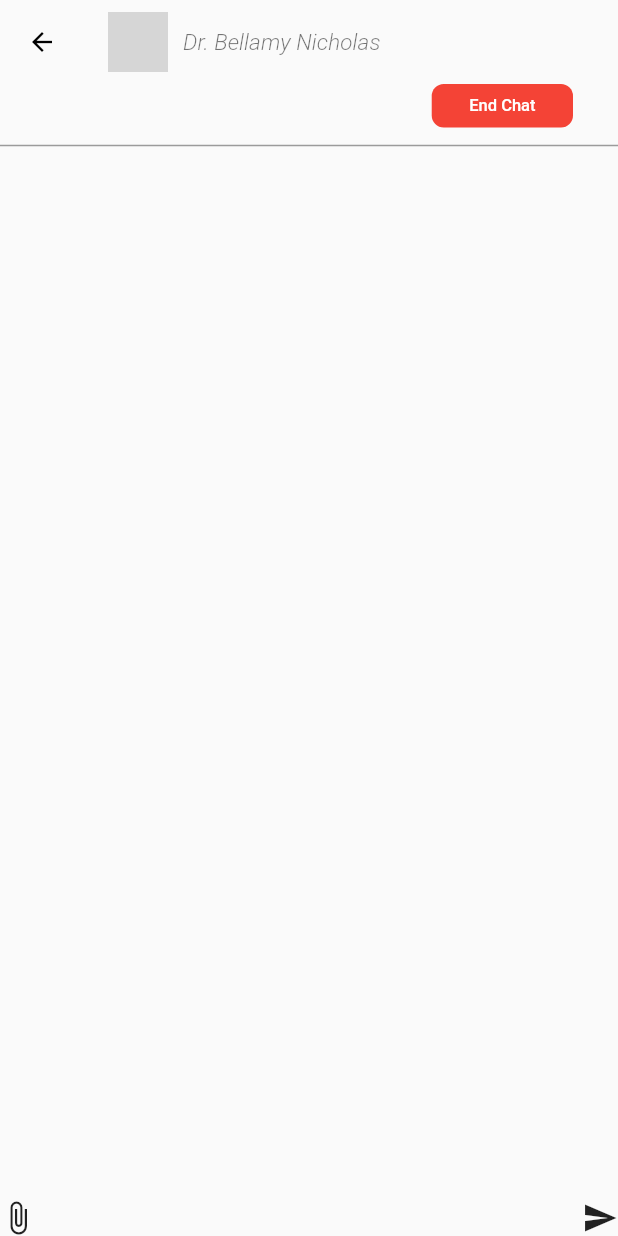
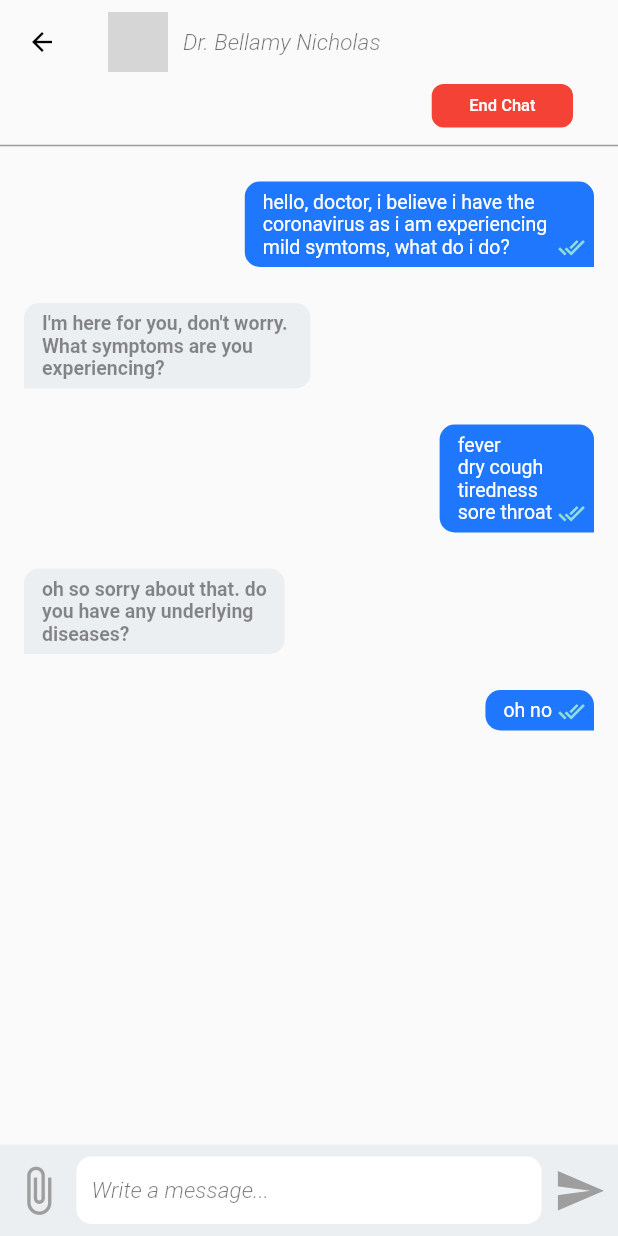
Before and after one commit to darricklaidin/SEPT-ND-Telemedicine-App, a Flutter app: the screen it shows after launch, on a phone screen of 412 x 824 dp. Run offline on Flutter 3.47's test engine with Material 2 defaults, Android fonts, the phone set to English and light mode, and no system bars; drawn by our look-alikes of chat_bubbles; generated files the repository leaves out were written again; network calls fail; grey boxes are pictures that could not be loaded.

Commit message:
add base chat ui

```diff
--- a/frontend/lib/src/modules/chat/chat_view.dart
+++ b/frontend/lib/src/modules/chat/chat_view.dart
@@ -1,3 +1,4 @@
+import 'package:chat_bubbles/chat_bubbles.dart';
 import 'package:flutter/material.dart';
 
 /// Displays chat UI
@@ -24,10 +25,11 @@ class ChatView extends StatelessWidget {
             Text(
               'Dr. Bellamy Nicholas',
               style: TextStyle(
-                  color: Colors.black54,
-                  fontSize: 15,
-                  fontWeight: FontWeight.w300,
-                  fontStyle: FontStyle.italic),
+                color: Colors.black54,
+                fontSize: 15,
+                fontWeight: FontWeight.w300,
+                fontStyle: FontStyle.italic,
+              ),
             ),
           ],
         ),
@@ -76,13 +78,131 @@ class ChatView extends StatelessWidget {
             height: 24,
             color: Colors.black38,
           ),
+          const SizedBox(
+            height: 10,
+          ),
+          BubbleNormal(
+            bubbleRadius: 10,
+            delivered: true,
+            seen: true,
+            text:
+                'hello, doctor, i believe i have the \ncoronavirus as i am experiencing \nmild symtoms, what do i do?',
+            color: const Color.fromARGB(255, 30, 119, 253),
+            tail: true,
+            textStyle: const TextStyle(
+              color: Colors.white,
+              fontSize: 13,
+            ),
+            sent: true,
+          ),
+          const SizedBox(
+            height: 20,
+          ),
+          BubbleNormal(
+            bubbleRadius: 10,
+            text:
+                'I\'m here for you, don\'t worry. \nWhat symptoms are you \nexperiencing?',
+            color: Colors.blueGrey.shade50,
+            tail: true,
+            textStyle: const TextStyle(
+              color: Colors.black45,
+              fontSize: 13,
+              fontWeight: FontWeight.bold,
+            ),
+            isSender: false,
+          ),
+          const SizedBox(
+            height: 20,
+          ),
+          BubbleNormal(
+            bubbleRadius: 10,
+            delivered: true,
+            seen: true,
+            text: 'fever\ndry cough\ntiredness\nsore throat',
+            color: const Color.fromARGB(255, 30, 119, 253),
+            tail: true,
+            textStyle: const TextStyle(
+              color: Colors.white,
+              fontSize: 13,
+            ),
+            sent: true,
+          ),
+          const SizedBox(
+            height: 20,
+          ),
+          BubbleNormal(
+            bubbleRadius: 10,
+            text:
+                'oh so sorry about that. do\nyou have any underlying\ndiseases?',
+            color: Colors.blueGrey.shade50,
+            tail: true,
+            textStyle: const TextStyle(
+              color: Colors.black45,
+              fontSize: 13,
+              fontWeight: FontWeight.bold,
+            ),
+            isSender: false,
+          ),
+          const SizedBox(
+            height: 20,
+          ),
+          BubbleNormal(
+            bubbleRadius: 10,
+            delivered: true,
+            seen: true,
+            text: 'oh no',
+            color: const Color.fromARGB(255, 30, 119, 253),
+            tail: true,
+            textStyle: const TextStyle(
+              color: Colors.white,
+              fontSize: 13,
+            ),
+            sent: true,
+          ),
           const Spacer(),
-          Row(
-            children: const [
-              Icon(Icons.attach_file),
-              Spacer(),
-              Icon(Icons.send)
-            ],
+          Container(
+            color: Colors.blueGrey.shade50,
+            padding: const EdgeInsets.all(8),
+            child: Row(
+              children: const [
+                Icon(
+                  Icons.attach_file,
+                  size: 35,
+                  color: Colors.grey,
+                ),
+                Expanded(
+                  child: Padding(
+                    padding: EdgeInsets.symmetric(horizontal: 8.0),
+                    child: TextField(
+                      decoration: InputDecoration(
+                        contentPadding: EdgeInsets.all(10.0),
+                        constraints: BoxConstraints(maxHeight: 45),
+                        filled: true,
+                        fillColor: Colors.white,
+                        enabledBorder: OutlineInputBorder(
+                          borderSide:
+                              BorderSide(color: Colors.transparent, width: 0.0),
+                          borderRadius: BorderRadius.all(Radius.circular(10)),
+                        ),
+                        border: OutlineInputBorder(),
+                        hintText: 'Write a message...',
+                        hintStyle: TextStyle(
+                          color: Colors.black54,
+                          fontSize: 15,
+                          fontWeight: FontWeight.w300,
+                          fontStyle: FontStyle.italic,
+                        ),
+                      ),
+                    ),
+                  ),
+                ),
+                Icon(
+                  Icons.send,
+                  size: 35,
+                  color: Colors.grey,
+                )
+              ],
+            ),
           )
         ],
       ),
--- a/frontend/pubspec.yaml
+++ b/frontend/pubspec.yaml
@@ -14,6 +14,7 @@ dependencies:
     sdk: flutter
   flutter_localizations:
     sdk: flutter
+  chat_bubbles: ^1.3.1
 
 dev_dependencies:
   flutter_test:
```
Also changed, not shown: frontend/pubspec.lock.
